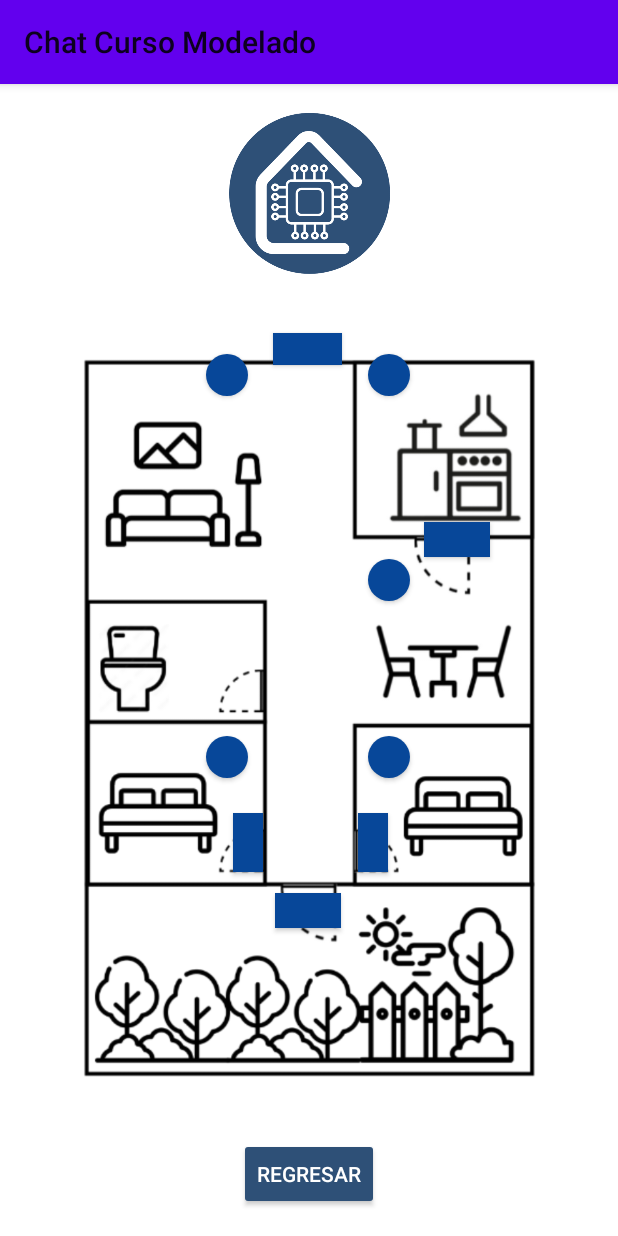
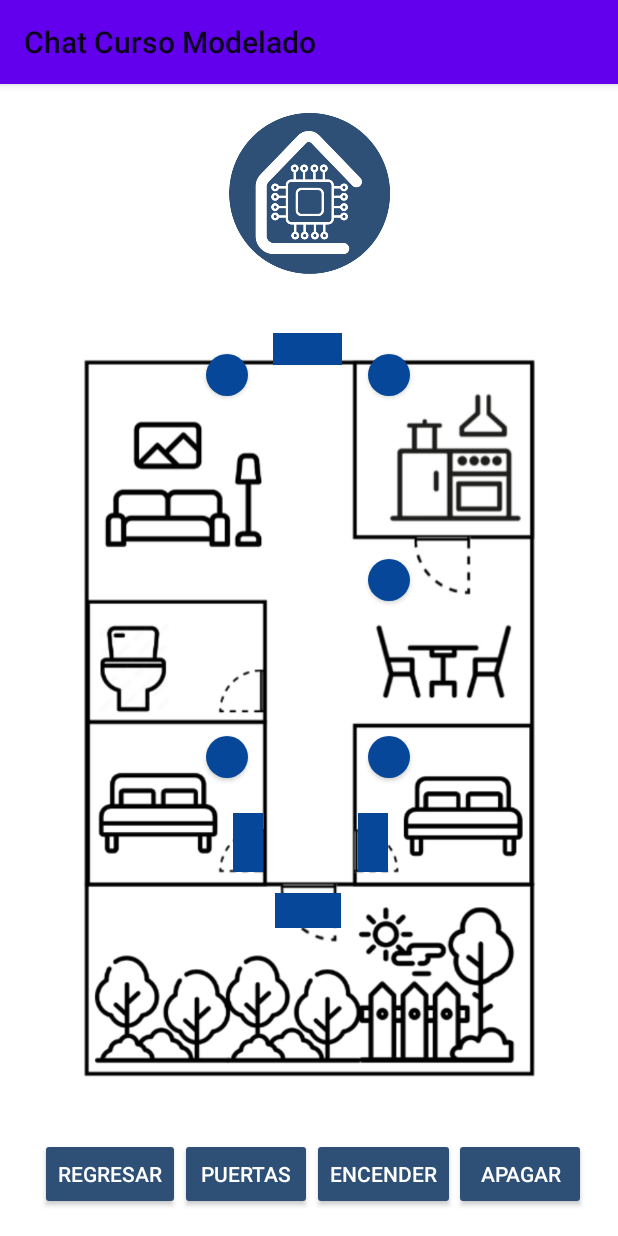
Before and after one commit to stphnVi/PI_empotrados, an Android app: the CasaModelo screen opened directly, with no data from a screen before it, on a phone screen of 412 x 824 dp. Run offline under Robolectric (Android 15) with nearby library versions, the phone set to English and light mode, and no system bars.

Commit message:
[update] add buttons to change every light {on/off} & change doors with view instead of button

```diff
--- a/MiPrimerAplicacion/app/src/main/res/layout/casa_modelo.xml
+++ b/MiPrimerAplicacion/app/src/main/res/layout/casa_modelo.xml
@@ -19,43 +19,6 @@
             app:layout_constraintVertical_bias="0.025"
             app:srcCompat="@drawable/logoempresa" />
 
-
-        <Button
-            android:id="@+id/PuertaPatio"
-            android:layout_width="44dp"
-            android:layout_height="23dp"
-            android:background="@color/apagado"
-            app:layout_constraintBottom_toBottomOf="parent"
-            app:layout_constraintEnd_toEndOf="parent"
-            app:layout_constraintHorizontal_bias="0.498"
-            app:layout_constraintStart_toStartOf="parent"
-            app:layout_constraintTop_toTopOf="parent"
-            app:layout_constraintVertical_bias="0.724" />
-
-
-        <Button
-            android:id="@+id/PuertaCocina"
-            android:layout_width="44dp"
-            android:layout_height="23dp"
-            android:background="@color/apagado"
-            app:layout_constraintBottom_toBottomOf="parent"
-            app:layout_constraintEnd_toEndOf="parent"
-            app:layout_constraintHorizontal_bias="0.768"
-            app:layout_constraintStart_toStartOf="parent"
-            app:layout_constraintTop_toTopOf="parent"
-            app:layout_constraintVertical_bias="0.392" />
-
-        <Button
-            android:id="@+id/PuertaPrincipal"
-            android:layout_width="46dp"
-            android:layout_height="21dp"
-            android:background="@color/apagado"
-            app:layout_constraintBottom_toBottomOf="parent"
-            app:layout_constraintEnd_toEndOf="parent"
-            app:layout_constraintHorizontal_bias="0.498"
-            app:layout_constraintStart_toStartOf="parent"
-            app:layout_constraintTop_toTopOf="parent"
-            app:layout_constraintVertical_bias="0.222" />
 
         <Button
             android:id="@+id/LuzC1"
@@ -121,19 +84,17 @@
             app:layout_constraintVertical_bias="0.587" />
 
 
-        <Button
-            android:id="@+id/PuertaC1"
-            android:layout_width="20dp"
-            android:layout_height="39dp"
-            android:background="@color/apagado"
+        <ImageView
+            android:id="@+id/imageView4"
+            android:layout_width="331dp"
+            android:layout_height="484dp"
             app:layout_constraintBottom_toBottomOf="parent"
             app:layout_constraintEnd_toEndOf="parent"
-            app:layout_constraintHorizontal_bias="0.396"
             app:layout_constraintStart_toStartOf="parent"
             app:layout_constraintTop_toTopOf="parent"
-            app:layout_constraintVertical_bias="0.667" />
-
-        <Button
+            app:layout_constraintVertical_bias="0.639"
+            app:srcCompat="@drawable/croquis2" />
+        <View
             android:id="@+id/PuertaC2"
             android:layout_width="20dp"
             android:layout_height="39dp"
@@ -145,17 +106,41 @@
             app:layout_constraintStart_toStartOf="parent"
             app:layout_constraintTop_toTopOf="parent"
             app:layout_constraintVertical_bias="0.667" />
-
-        <ImageView
-            android:id="@+id/imageView4"
-            android:layout_width="331dp"
-            android:layout_height="484dp"
+        <View
+            android:id="@+id/PuertaC1"
+            android:layout_width="20dp"
+            android:layout_height="39dp"
+            android:background="@color/apagado"
             app:layout_constraintBottom_toBottomOf="parent"
             app:layout_constraintEnd_toEndOf="parent"
+            app:layout_constraintHorizontal_bias="0.396"
             app:layout_constraintStart_toStartOf="parent"
             app:layout_constraintTop_toTopOf="parent"
-            app:layout_constraintVertical_bias="0.639"
-            app:srcCompat="@drawable/croquis2" />
+            app:layout_constraintVertical_bias="0.667" />
+        <View
+            android:id="@+id/PuertaPatio"
+            android:layout_width="44dp"
+            android:layout_height="23dp"
+            android:background="@color/apagado"
+            app:layout_constraintBottom_toBottomOf="parent"
+            app:layout_constraintEnd_toEndOf="parent"
+            app:layout_constraintHorizontal_bias="0.498"
+            app:layout_constraintStart_toStartOf="parent"
+            app:layout_constraintTop_toTopOf="parent"
+            app:layout_constraintVertical_bias="0.724" />
+
+
+        <View
+            android:id="@+id/PuertaPrincipal"
+            android:layout_width="46dp"
+            android:layout_height="21dp"
+            android:background="@color/apagado"
+            app:layout_constraintBottom_toBottomOf="parent"
+            app:layout_constraintEnd_toEndOf="parent"
+            app:layout_constraintHorizontal_bias="0.498"
+            app:layout_constraintStart_toStartOf="parent"
+            app:layout_constraintTop_toTopOf="parent"
+            app:layout_constraintVertical_bias="0.222" />
 
         <Button
             android:id="@+id/regresarprincipal"
@@ -167,6 +152,52 @@
             android:textColor="@color/colorWhite"
             app:layout_constraintBottom_toBottomOf="parent"
             app:layout_constraintEnd_toEndOf="parent"
+            app:layout_constraintHorizontal_bias="0.084"
+            app:layout_constraintStart_toStartOf="parent"
+            app:layout_constraintTop_toTopOf="parent"
+            app:layout_constraintVertical_bias="0.976" />
+
+        <Button
+            android:id="@+id/Encender"
+            android:layout_width="wrap_content"
+            android:layout_height="wrap_content"
+            android:backgroundTint="@color/Azuloscuro"
+            android:gravity="center"
+            android:text="Encender"
+            android:textColor="@color/colorWhite"
+            app:layout_constraintBottom_toBottomOf="parent"
+            app:layout_constraintEnd_toEndOf="parent"
+            app:layout_constraintHorizontal_bias="0.656"
+            app:layout_constraintStart_toStartOf="parent"
+            app:layout_constraintTop_toTopOf="parent"
+            app:layout_constraintVertical_bias="0.976" />
+
+        <Button
+            android:id="@+id/Puertas"
+            android:layout_width="wrap_content"
+            android:layout_height="wrap_content"
+            android:backgroundTint="@color/Azuloscuro"
+            android:gravity="center"
+            android:text="Puertas"
+            android:textColor="@color/colorWhite"
+            app:layout_constraintBottom_toBottomOf="parent"
+            app:layout_constraintEnd_toEndOf="parent"
+            app:layout_constraintHorizontal_bias="0.371"
+            app:layout_constraintStart_toStartOf="parent"
+            app:layout_constraintTop_toTopOf="parent"
+            app:layout_constraintVertical_bias="0.976" />
+
+        <Button
+            android:id="@+id/Apagar"
+            android:layout_width="wrap_content"
+            android:layout_height="wrap_content"
+            android:backgroundTint="@color/Azuloscuro"
+            android:gravity="center"
+            android:text="Apagar"
+            android:textColor="@color/colorWhite"
+            app:layout_constraintBottom_toBottomOf="parent"
+            app:layout_constraintEnd_toEndOf="parent"
+            app:layout_constraintHorizontal_bias="0.934"
             app:layout_constraintStart_toStartOf="parent"
             app:layout_constraintTop_toTopOf="parent"
             app:layout_constraintVertical_bias="0.976" />
```
Also changed, not shown: MiPrimerAplicacion/app/src/main/java/com/example/miprimeraplicacion/CasaModelo.java (+72 -95 lines), MiPrimerAplicacion/app/src/main/java/com/example/miprimeraplicacion/Monitoreo.java (+6 -3 lines), 1 other file.
